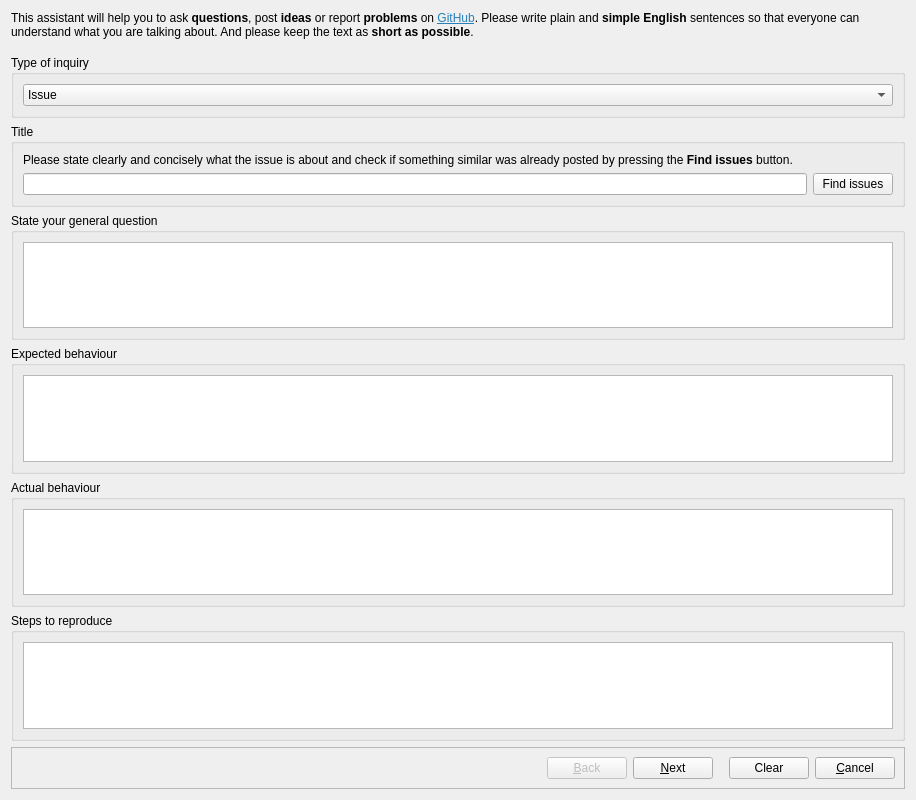
The window that src/dialogs/issueassistantdialog.ui (pbek/QOwnNotes) describes before a commit, drawn with Qt 5.
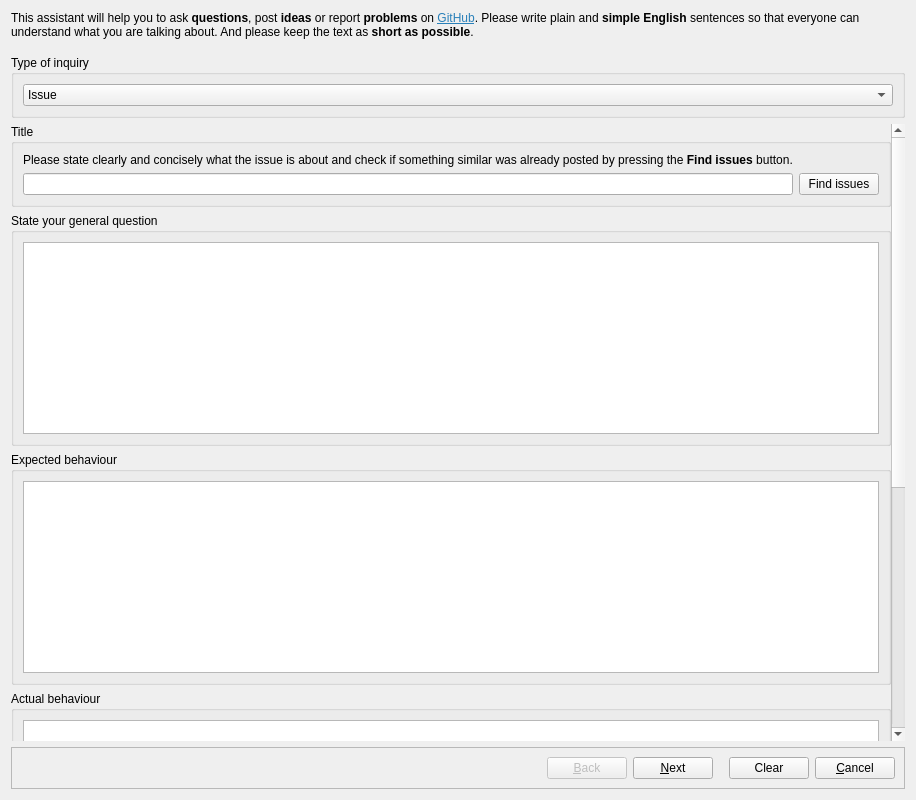
The same window after the commit. Icons and pictures are not drawn. Custom widgets are drawn as their Qt base class.

Commit message: Make issue assistant dialog scrollable (#1515)

```diff
--- a/src/dialogs/issueassistantdialog.ui
+++ b/src/dialogs/issueassistantdialog.ui
@@ -159,20 +159,37 @@
        <property name="bottomMargin">
         <number>0</number>
        </property>
-       <item row="7" column="1">
-        <spacer name="verticalSpacer">
-         <property name="orientation">
-          <enum>Qt::Vertical</enum>
-         </property>
-         <property name="sizeHint" stdset="0">
-          <size>
-           <width>20</width>
-           <height>40</height>
-          </size>
-         </property>
-        </spacer>
-       </item>
        <item row="1" column="1">
+        <widget class="QScrollArea" name="scrollArea">
+         <property name="frameShape">
+          <enum>QFrame::NoFrame</enum>
+         </property>
+         <property name="widgetResizable">
+          <bool>true</bool>
+         </property>
+         <widget class="QWidget" name="scrollAreaWidgetContents">
+          <property name="geometry">
+           <rect>
+            <x>0</x>
+            <y>0</y>
+            <width>884</width>
+            <height>1149</height>
+           </rect>
+          </property>
+          <layout class="QVBoxLayout" name="verticalLayout_4">
+           <property name="leftMargin">
+            <number>0</number>
+           </property>
+           <property name="topMargin">
+            <number>0</number>
+           </property>
+           <property name="rightMargin">
+            <number>0</number>
+           </property>
+           <property name="bottomMargin">
+            <number>0</number>
+           </property>
+           <item>
         <widget class="QGroupBox" name="titleGroupBox">
          <property name="title">
           <string notr="true">Title</string>
@@ -211,47 +228,7 @@
          </layout>
         </widget>
        </item>
-       <item row="0" column="1">
-        <widget class="QGroupBox" name="issueTypeGroupBox">
-         <property name="title">
-          <string notr="true">Type of inquiry</string>
-         </property>
-         <layout class="QGridLayout" name="gridLayout_3">
-          <item row="0" column="0">
-           <widget class="QComboBox" name="issueTypeComboBox">
             <item>
-             <property name="text">
-              <string notr="true">Issue</string>
-             </property>
-            </item>
-            <item>
-             <property name="text">
-              <string notr="true">Feature request</string>
-             </property>
-            </item>
-            <item>
-             <property name="text">
-              <string notr="true">General question</string>
-             </property>
-            </item>
-           </widget>
-          </item>
-         </layout>
-        </widget>
-       </item>
-       <item row="3" column="1">
-        <widget class="QGroupBox" name="expectedBehaviourGroupBox">
-         <property name="title">
-          <string notr="true">Expected behaviour</string>
-         </property>
-         <layout class="QHBoxLayout" name="horizontalLayout_4">
-          <item>
-           <widget class="QOwnNotesMarkdownTextEdit" name="expectedBehaviourPlainTextEdit"/>
-          </item>
-         </layout>
-        </widget>
-       </item>
-       <item row="2" column="1">
         <widget class="QGroupBox" name="questionGroupBox">
          <property name="title">
           <string notr="true">State your general question</string>
@@ -263,19 +240,19 @@
          </layout>
         </widget>
        </item>
-       <item row="5" column="1">
-        <widget class="QGroupBox" name="stepsGroupBox">
+           <item>
+            <widget class="QGroupBox" name="expectedBehaviourGroupBox">
          <property name="title">
-          <string notr="true">Steps to reproduce</string>
-         </property>
-         <layout class="QHBoxLayout" name="horizontalLayout_7">
+              <string notr="true">Expected behaviour</string>
+             </property>
+             <layout class="QHBoxLayout" name="horizontalLayout_4">
           <item>
-           <widget class="QOwnNotesMarkdownTextEdit" name="stepsPlainTextEdit"/>
+               <widget class="QOwnNotesMarkdownTextEdit" name="expectedBehaviourPlainTextEdit"/>
           </item>
          </layout>
         </widget>
        </item>
-       <item row="4" column="1">
+           <item>
         <widget class="QGroupBox" name="actualBehaviourGroupBox">
          <property name="title">
           <string notr="true">Actual behaviour</string>
@@ -287,6 +264,50 @@
          </layout>
         </widget>
        </item>
+           <item>
+            <widget class="QGroupBox" name="stepsGroupBox">
+             <property name="title">
+              <string notr="true">Steps to reproduce</string>
+             </property>
+             <layout class="QHBoxLayout" name="horizontalLayout_7">
+              <item>
+               <widget class="QOwnNotesMarkdownTextEdit" name="stepsPlainTextEdit"/>
+              </item>
+             </layout>
+            </widget>
+           </item>
+          </layout>
+         </widget>
+        </widget>
+       </item>
+       <item row="0" column="1">
+        <widget class="QGroupBox" name="issueTypeGroupBox">
+         <property name="title">
+          <string notr="true">Type of inquiry</string>
+         </property>
+         <layout class="QGridLayout" name="gridLayout_3">
+          <item row="0" column="0">
+           <widget class="QComboBox" name="issueTypeComboBox">
+            <item>
+             <property name="text">
+              <string notr="true">Issue</string>
+             </property>
+            </item>
+            <item>
+             <property name="text">
+              <string notr="true">Feature request</string>
+             </property>
+            </item>
+            <item>
+             <property name="text">
+              <string notr="true">General question</string>
+             </property>
+            </item>
+           </widget>
+          </item>
+         </layout>
+        </widget>
+       </item>
       </layout>
      </widget>
      <widget class="QWidget" name="logOutputPagePage">
```
Left out of the diff: 2 changed lines with no effect on the pictures. Lines whose indentation alone changed are shown as unchanged.
